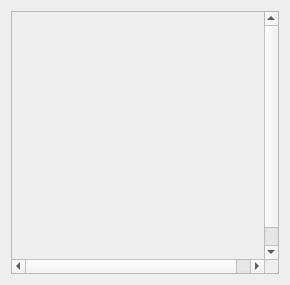
Qt form source/modules/image_view/ImageViewWidget.ui (josefkoller/ambient_image_processor) before a commit.
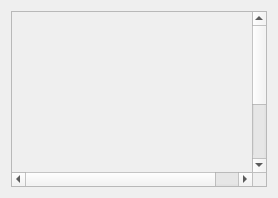
The same form after that commit.

```diff
--- a/source/modules/image_view/ImageViewWidget.ui
+++ b/source/modules/image_view/ImageViewWidget.ui
@@ -6,8 +6,8 @@
    <rect>
     <x>0</x>
     <y>0</y>
-    <width>290</width>
-    <height>285</height>
+    <width>278</width>
+    <height>198</height>
    </rect>
   </property>
   <property name="mouseTracking">
```
